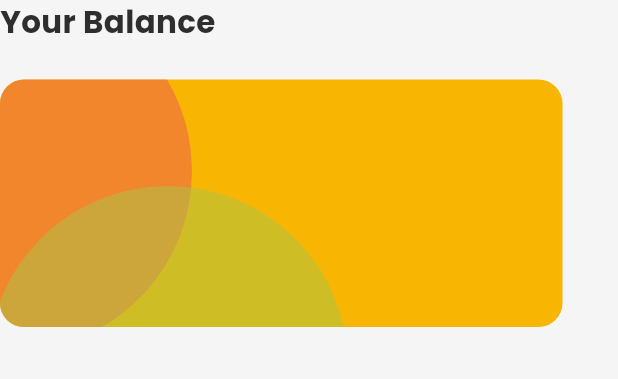
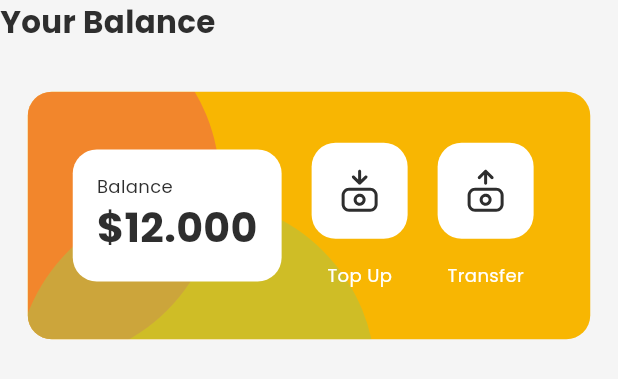
Before and after one commit to MohamedEssami20/simple_dashboard, a Flutter app: the BalanceCard widget shown alone on an empty page, opened directly, on a phone screen of 412 x 824 dp. Shown: the top 379 px of the screen. Run offline on Flutter 3.47's test engine with Material 3 defaults, Android fonts, the phone set to English and light mode, and no system bars; our stand-ins replace flutter_svg, google_fonts.

Commit message:
finish balance card widget

```diff
--- a/lib/widgets/balance_card.dart
+++ b/lib/widgets/balance_card.dart
@@ -4,6 +4,7 @@ import 'package:flutter_svg/svg.dart';
 
 import '../helper/assets.dart';
 import '../helper/constant.dart';
+import 'card_details.dart';
 
 class BalanceCard extends StatelessWidget {
   const BalanceCard({super.key});
@@ -20,7 +21,11 @@ class BalanceCard extends StatelessWidget {
                 color: Constant.black,
               ),
         ),
-        Container(
+        AspectRatio(
+          aspectRatio: 375 / 165,
+          child: FittedBox(
+            fit: BoxFit.scaleDown,
+            child: Container(
               width: 375,
               height: 165,
               decoration: const BoxDecoration(
@@ -47,10 +52,16 @@ class BalanceCard extends StatelessWidget {
                       borderRadius: const BorderRadius.only(
                         bottomLeft: Radius.circular(16),
                       ),
-                  child: SvgPicture.asset(Assets.assetsIconsCardCurveBottom),
+                      child:
+                          SvgPicture.asset(Assets.assetsIconsCardCurveBottom),
                     ),
                   ),
+                  const Positioned.fill(
+                    child: CardDetails(),
+                  ),
                 ],
+              ),
+            ),
           ),
         ),
       ],
--- /dev/null
+++ b/lib/widgets/card_details.dart
@@ -0,0 +1,60 @@
+import 'package:flutter/material.dart';
+
+import '../helper/assets.dart';
+import '../helper/constant.dart';
+import '../helper/font_styles.dart';
+import 'income_and_profit.dart';
+
+class CardDetails extends StatelessWidget {
+  const CardDetails({super.key});
+
+  @override
+  Widget build(BuildContext context) {
+    return Padding(
+      padding: const EdgeInsets.symmetric(horizontal: 30),
+      child: SingleChildScrollView(
+        scrollDirection: Axis.horizontal,
+        child: Row(
+          mainAxisAlignment: MainAxisAlignment.start,
+          spacing: 20,
+          children: [
+            Container(
+              padding: const EdgeInsets.all(16),
+              decoration: ShapeDecoration(
+                color: Colors.white,
+                shape: RoundedRectangleBorder(
+                  borderRadius: BorderRadius.circular(16),
+                ),
+              ),
+              child: Column(
+                mainAxisSize: MainAxisSize.min,
+                mainAxisAlignment: MainAxisAlignment.start,
+                crossAxisAlignment: CrossAxisAlignment.start,
+                children: [
+                  FittedBox(
+                    child: Text(
+                      'Balance',
+                      style: FontStyles().regular14(context).copyWith(
+                            color: Constant.black,
+                          ),
+                    ),
+                  ),
+                  Text(
+                    '\$12.000',
+                    style: FontStyles().bold32(context).copyWith(
+                          color: Constant.black,
+                        ),
+                  ),
+                ],
+              ),
+            ),
+            const IncomeAndProfit(
+                title: 'Top Up', image: Assets.assetsIconsIncomeIcon),
+            const IncomeAndProfit(
+                title: 'Transfer', image: Assets.assetsIconsProfitIcon),
+          ],
+        ),
+      ),
+    );
+  }
+}
--- /dev/null
+++ b/lib/widgets/income_and_profit.dart
@@ -0,0 +1,40 @@
+import 'package:flutter/material.dart';
+import 'package:flutter_svg/svg.dart';
+
+import '../helper/font_styles.dart';
+
+class IncomeAndProfit extends StatelessWidget {
+  const IncomeAndProfit({
+    super.key,
+    required this.title,
+    required this.image,
+  });
+  final String title, image;
+  @override
+  Widget build(BuildContext context) {
+    return Column(
+      mainAxisAlignment: MainAxisAlignment.center,
+      spacing: 16,
+      children: [
+        Container(
+          padding: const EdgeInsets.all(16),
+          decoration: ShapeDecoration(
+            color: Colors.white,
+            shape: RoundedRectangleBorder(
+              borderRadius: BorderRadius.circular(16),
+            ),
+          ),
+          child: SvgPicture.asset(
+            image,
+          ),
+        ),
+        Text(
+          title,
+          style: FontStyles().regular14(context).copyWith(
+                color: Colors.white,
+              ),
+        ),
+      ],
+    );
+  }
+}
```
Lines whose indentation alone changed are shown as unchanged.
